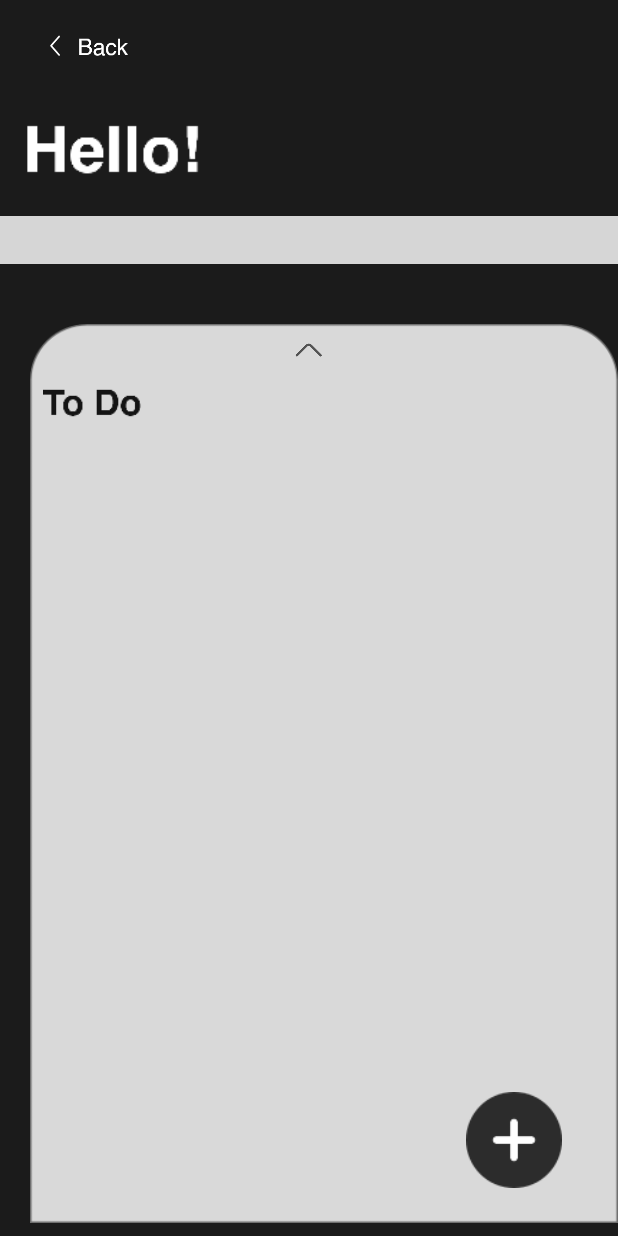
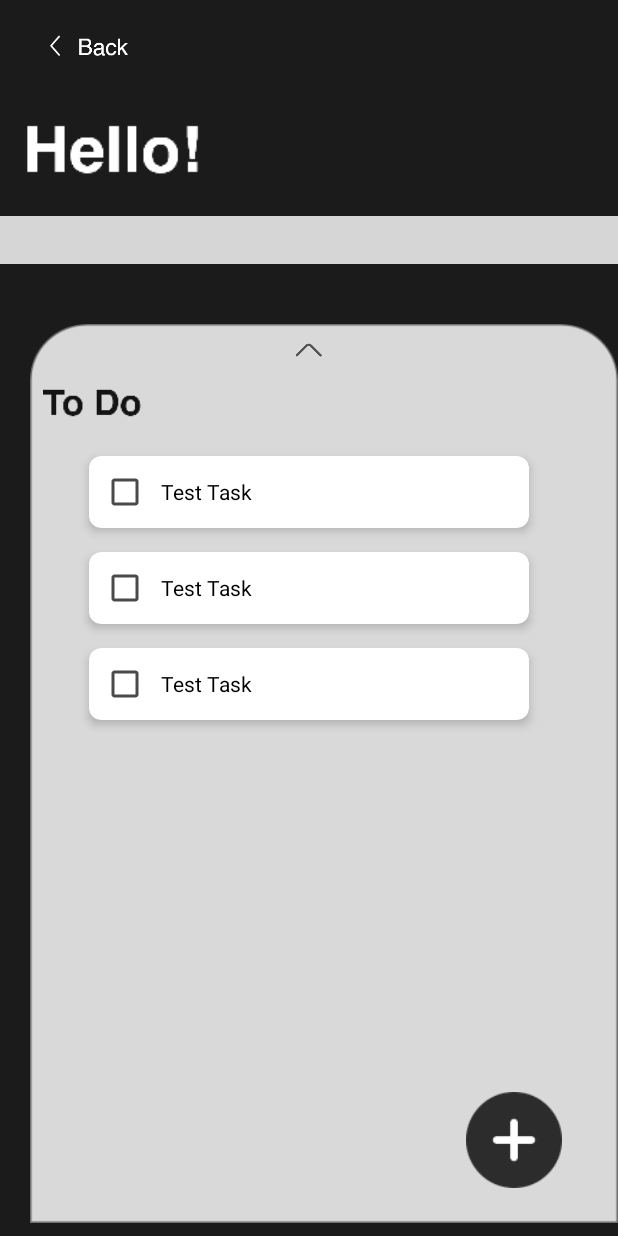
Before and after one commit to jedddi/aioapp, an Android app: the fragment AddTask placed in its activity, after a tap on an icon or button, on a phone screen of 412 x 824 dp. Run offline under Robolectric (Android 15) with nearby library versions, the phone set to English and light mode, and no system bars; libraries missing offline, so code that uses them is left out: devs.mulham.horizontalcalendar; plain views replace HorizontalCalendarView; 5 statements that could not run were skipped; grey boxes are pictures that could not be loaded.

Commit message:
Database update

```diff
--- a/app/src/main/java/com/example/aioapp/Adapter/todoadapter.java
+++ b/app/src/main/java/com/example/aioapp/Adapter/todoadapter.java
@@ -38,7 +38,7 @@ public class todoadapter<TodoList> extends RecyclerView.Adapter<todoadapter.View
     }
     public void onBindViewHolder(ViewHolder holder, int position){
         db.openDatabase();
-        todomodel item = todoList.get(position);
+        final todomodel item = todoList.get(position);
         holder.task.setText(item.getTask());
         holder.task.setChecked(toBoolean(item.getStatus()));
         holder.task.setOnCheckedChangeListener(new CompoundButton.OnCheckedChangeListener() {
@@ -80,9 +80,11 @@ public class todoadapter<TodoList> extends RecyclerView.Adapter<todoadapter.View
         Bundle bundle = new Bundle();
         bundle.putInt("id",item.getId());
         bundle.putString("task",item.getTask());
+
         AddTask fragment = new AddTask();
         fragment.setArguments(bundle);
-        fragment.show(activity.getSupportFragmentManager(), AddTask.TAG);
+        fragment.show(activity.getSupportFragmentManager(), fragment.getTag());
+
     }
 
     public static class ViewHolder extends RecyclerView.ViewHolder{
--- a/app/src/main/java/com/example/aioapp/AddTask.java
+++ b/app/src/main/java/com/example/aioapp/AddTask.java
@@ -15,11 +15,14 @@ import android.widget.EditText;
 import android.widget.ImageButton;
 import android.widget.ImageView;
 
+import androidx.annotation.NonNull;
 import androidx.core.content.ContextCompat;
 
 import com.example.aioapp.Model.todomodel;
 import com.example.aioapp.utils.databasehandler;
 import com.google.android.material.bottomsheet.BottomSheetDialogFragment;
+
+import org.jetbrains.annotations.Nullable;
 
 import java.util.Objects;
 
@@ -39,7 +42,7 @@ public class AddTask extends BottomSheetDialogFragment {
         super.onCreate(savedInstanceState);
         setStyle(STYLE_NORMAL, R.style.DialogStyle);
     }
-
+    @Nullable
     @Override
     public View onCreateView(LayoutInflater inflater, ViewGroup container, Bundle savedInstanceState){
         View view = inflater.inflate(R.layout.add_list_bottomsheet, container, false);
@@ -63,7 +66,7 @@ public class AddTask extends BottomSheetDialogFragment {
             String task = bundle.getString("task");
             newTaskText.setText(task);
             if (task.length() > 0) {
-                newTaskSaveButton.setTextColor(ContextCompat.getColor(getContext(), R.color.black));
+                newTaskSaveButton.setEnabled(false);
             }
         }
             newTaskText.addTextChangedListener(new TextWatcher() {
@@ -90,7 +93,7 @@ public class AddTask extends BottomSheetDialogFragment {
                 }
             });
 
-        boolean finalIsUpdate = isUpdate;
+        final boolean finalIsUpdate = isUpdate;
         newTaskSaveButton.setOnClickListener(new View.OnClickListener() {
                 @Override
                 public void onClick(View v) {
@@ -99,9 +102,10 @@ public class AddTask extends BottomSheetDialogFragment {
                         db.updateTask(bundle.getInt("id"), text);
                     }
                     else{
-                        todomodel task = new todomodel();
-                        task.setTask(text);
-                        task.setStatus(0);
+                        todomodel item = new todomodel();
+                        item.setTask(text);
+                        item.setStatus(0);
+                        db.insertTask(item);
                     }
                     dismiss();
                 }
@@ -123,4 +127,6 @@ public class AddTask extends BottomSheetDialogFragment {
             ((DialogCloseListener)activity).handleDialogClose(dialog);
         }
             }
-        }
+
+
+}
--- a/app/src/main/java/com/example/aioapp/Todolist.java
+++ b/app/src/main/java/com/example/aioapp/Todolist.java
@@ -119,12 +119,13 @@ public class Todolist extends AppCompatActivity implements DialogCloseListener{
         //For adding and Deleting task
         //kani nalang ang kulang if mu work nani goods na
 
-        db = new databasehandler(this);
+        db = new databasehandler(Todolist.this);
         db.openDatabase();
 
         taskList = new ArrayList<>();
 
         tasksRecyclerView = findViewById(R.id.taskrecycler);
+        tasksRecyclerView.setHasFixedSize(true);
         tasksRecyclerView.setLayoutManager(new LinearLayoutManager(this));
         taskAdapter = new todoadapter(db,Todolist.this);
         tasksRecyclerView.setAdapter(taskAdapter);
@@ -136,6 +137,15 @@ public class Todolist extends AppCompatActivity implements DialogCloseListener{
         taskList = db.getAllTask();
         Collections.reverse(taskList);
         taskAdapter.setTasks(taskList);
+
+        todomodel task = new todomodel();
+        task.setTask("Test Task");
+        task.setStatus(0);
+        task.setId(1);
+
+        taskList.add(task);
+        taskList.add(task);
+        taskList.add(task);
 
         fab.setOnClickListener(new View.OnClickListener(){
             @Override
--- a/app/src/main/java/com/example/aioapp/utils/databasehandler.java
+++ b/app/src/main/java/com/example/aioapp/utils/databasehandler.java
@@ -18,9 +18,9 @@ public class databasehandler extends SQLiteOpenHelper {
     private static final String TODO_TABLE = "todo";
     private static final String ID = "id";
     private static final String TASK = "task";
-    private static final String STATUS = "STATUS";
-    private static final String CREATE_TODO_TABLE = "CREATE TABLE " + TODO_TABLE + "(" + ID + " INTEGER PRIMARY KEY AUTOINCREMENT, "
-                                              + TASK + "TEXT, " + STATUS + "INTEGER)";
+    private static final String STATUS = "status";
+//    private static final String CREATE_TODO_TABLE = "CREATE TABLE " + TODO_TABLE + "(" + ID + " INTEGER PRIMARY KEY AUTOINCREMENT, "
+//                                              + TASK + "TEXT, " + STATUS + "INTEGER)";
     private SQLiteDatabase db;
     public databasehandler(Context context){
         super(context, NAME, null, VERSION);
@@ -28,12 +28,12 @@ public class databasehandler extends SQLiteOpenHelper {
 
     @Override
     public void onCreate(SQLiteDatabase db){
-        db.execSQL(CREATE_TODO_TABLE);
+        db.execSQL("CREATE TABLE IF NOT EXISTS TODO_TABLE(id INTEGER PRIMARY KEY AUTOINCREMENT, task TEXT, status INTEGER)");
     }
     @Override
     public void onUpgrade(SQLiteDatabase db, int oldVersion, int newVersion){
         //drops table
-        db.execSQL("DROP TABLE IF EXISTS" + TODO_TABLE);
+        db.execSQL("DROP TABLE IF EXISTS TODO_TABLE");
         //CREATE TABLE
         onCreate(db);
     }
@@ -43,6 +43,7 @@ public class databasehandler extends SQLiteOpenHelper {
     }
 
     public void insertTask(todomodel task){
+        db = this.getWritableDatabase();
         ContentValues cv = new ContentValues();
         cv.put(TASK, task.getTask());
         cv.put(STATUS, 0);
@@ -65,8 +66,7 @@ public class databasehandler extends SQLiteOpenHelper {
                     }while(cur.moveToNext());
                 }
             }
-        }
-        finally {
+        } finally {
             db.endTransaction();
             cur.close();
         }
--- a/app/src/main/res/layout/to_do_list_page.xml
+++ b/app/src/main/res/layout/to_do_list_page.xml
@@ -34,6 +34,17 @@
         app:layout_constraintHorizontal_bias="1.0"
         app:layout_constraintStart_toStartOf="parent"
         app:layout_constraintTop_toBottomOf="@+id/calendarView" />
+
+    <androidx.recyclerview.widget.RecyclerView
+        android:id = "@+id/taskrecycler"
+        android:layout_width="325dp"
+        android:layout_height="479dp"
+        android:layout_marginTop="77dp"
+        app:layout_constraintBottom_toBottomOf="parent"
+        app:layout_constraintEnd_toEndOf="parent"
+        app:layout_constraintStart_toStartOf="parent"
+        app:layout_constraintTop_toTopOf="@+id/imageView2"
+        app:layout_constraintVertical_bias="0.058" />
 
     <ImageButton
         android:id="@+id/back_button"
@@ -85,16 +96,7 @@
         app:layout_constraintTop_toTopOf="@+id/imageView2"
         app:srcCompat="@drawable/arrow1" />
 
-    <androidx.recyclerview.widget.RecyclerView
-        android:id = "@+id/taskrecycler"
-        android:layout_width="325dp"
-        android:layout_height="479dp"
-        android:layout_marginTop="77dp"
-        app:layout_constraintBottom_toBottomOf="parent"
-        app:layout_constraintEnd_toEndOf="parent"
-        app:layout_constraintStart_toStartOf="parent"
-        app:layout_constraintTop_toTopOf="@+id/imageView2"
-        app:layout_constraintVertical_bias="0.058" />
+
 
     <ImageButton
         android:id="@+id/addlistbtn"
```
